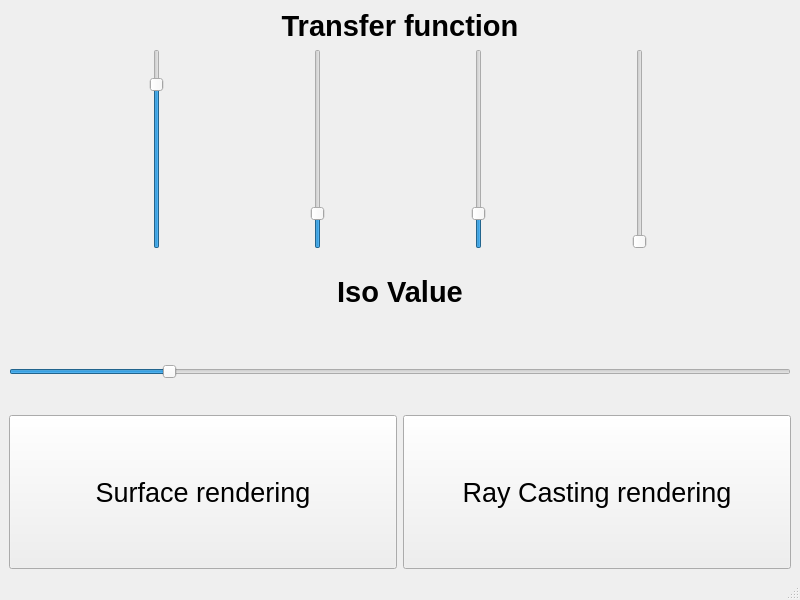
Before: the Qt Designer form main_gui.ui in ahmedelbadawy/render-volume, drawn with Qt 5.
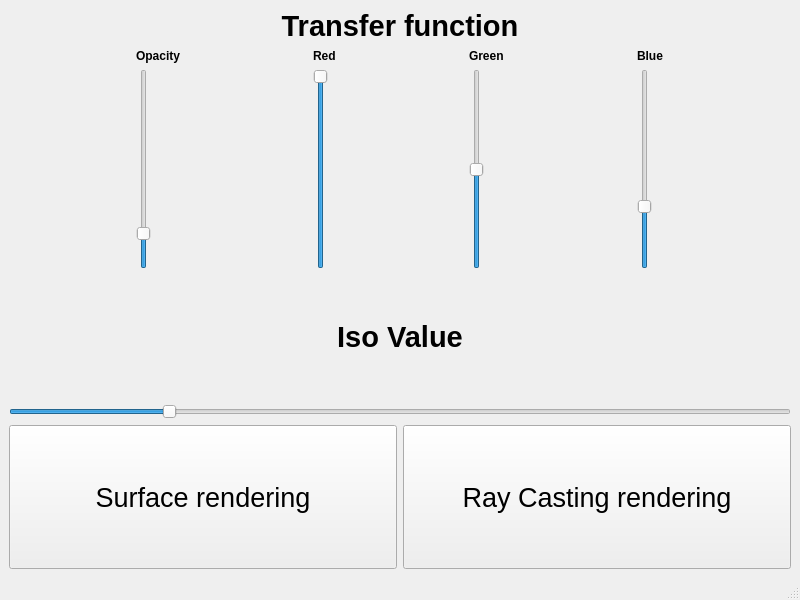
After: the same form once the commit is applied.

Patch:
```diff
--- a/main_gui.ui
+++ b/main_gui.ui
@@ -37,6 +37,21 @@
       <item>
        <layout class="QHBoxLayout" name="horizontalLayout_2">
         <item>
+         <layout class="QVBoxLayout" name="verticalLayout_5">
+          <item>
+           <widget class="QLabel" name="label_5">
+            <property name="font">
+             <font>
+              <weight>75</weight>
+              <bold>true</bold>
+             </font>
+            </property>
+            <property name="text">
+             <string>Opacity</string>
+            </property>
+           </widget>
+          </item>
+          <item>
          <widget class="QSlider" name="verticalSlider_4">
           <property name="sizePolicy">
            <sizepolicy hsizetype="Fixed" vsizetype="Fixed">
@@ -57,21 +72,44 @@
            <number>10</number>
           </property>
           <property name="value">
-           <number>85</number>
+             <number>15</number>
           </property>
           <property name="orientation">
            <enum>Qt::Vertical</enum>
+            </property>
+           </widget>
+          </item>
+         </layout>
+        </item>
+        <item>
+         <layout class="QVBoxLayout" name="verticalLayout_4">
+          <item>
+           <widget class="QLabel" name="label_4">
+            <property name="font">
+             <font>
+              <weight>75</weight>
+              <bold>true</bold>
+             </font>
+            </property>
+            <property name="text">
+             <string>Red</string>
           </property>
          </widget>
         </item>
         <item>
          <widget class="QSlider" name="verticalSlider_3">
           <property name="sizePolicy">
-           <sizepolicy hsizetype="Fixed" vsizetype="Preferred">
+             <sizepolicy hsizetype="Fixed" vsizetype="Fixed">
             <horstretch>0</horstretch>
             <verstretch>0</verstretch>
            </sizepolicy>
           </property>
+            <property name="minimumSize">
+             <size>
+              <width>0</width>
+              <height>200</height>
+             </size>
+            </property>
           <property name="maximum">
            <number>100</number>
           </property>
@@ -79,10 +117,27 @@
            <number>10</number>
           </property>
           <property name="value">
-           <number>15</number>
+             <number>100</number>
           </property>
           <property name="orientation">
            <enum>Qt::Vertical</enum>
+            </property>
+           </widget>
+          </item>
+         </layout>
+        </item>
+        <item>
+         <layout class="QVBoxLayout" name="verticalLayout_3">
+          <item>
+           <widget class="QLabel" name="label_3">
+            <property name="font">
+             <font>
+              <weight>75</weight>
+              <bold>true</bold>
+             </font>
+            </property>
+            <property name="text">
+             <string>Green</string>
           </property>
          </widget>
         </item>
@@ -94,6 +149,12 @@
             <verstretch>0</verstretch>
            </sizepolicy>
           </property>
+            <property name="minimumSize">
+             <size>
+              <width>0</width>
+              <height>200</height>
+             </size>
+            </property>
           <property name="maximum">
            <number>100</number>
           </property>
@@ -101,10 +162,27 @@
            <number>10</number>
           </property>
           <property name="value">
-           <number>15</number>
+             <number>50</number>
           </property>
           <property name="orientation">
            <enum>Qt::Vertical</enum>
+            </property>
+           </widget>
+          </item>
+         </layout>
+        </item>
+        <item>
+         <layout class="QVBoxLayout" name="verticalLayout_6">
+          <item>
+           <widget class="QLabel" name="label_6">
+            <property name="font">
+             <font>
+              <weight>75</weight>
+              <bold>true</bold>
+             </font>
+            </property>
+            <property name="text">
+             <string>Blue</string>
           </property>
          </widget>
         </item>
@@ -116,16 +194,27 @@
             <verstretch>0</verstretch>
            </sizepolicy>
           </property>
+            <property name="minimumSize">
+             <size>
+              <width>0</width>
+              <height>200</height>
+             </size>
+            </property>
           <property name="maximum">
            <number>100</number>
           </property>
           <property name="singleStep">
            <number>10</number>
           </property>
+            <property name="value">
+             <number>30</number>
+            </property>
           <property name="orientation">
            <enum>Qt::Vertical</enum>
           </property>
          </widget>
+          </item>
+         </layout>
         </item>
        </layout>
       </item>
@@ -156,7 +245,7 @@
          <bool>true</bool>
         </property>
         <property name="sizePolicy">
-         <sizepolicy hsizetype="Expanding" vsizetype="Preferred">
+         <sizepolicy hsizetype="Expanding" vsizetype="Fixed">
           <horstretch>0</horstretch>
           <verstretch>0</verstretch>
          </sizepolicy>
```
Lines whose indentation alone changed are shown as unchanged.
